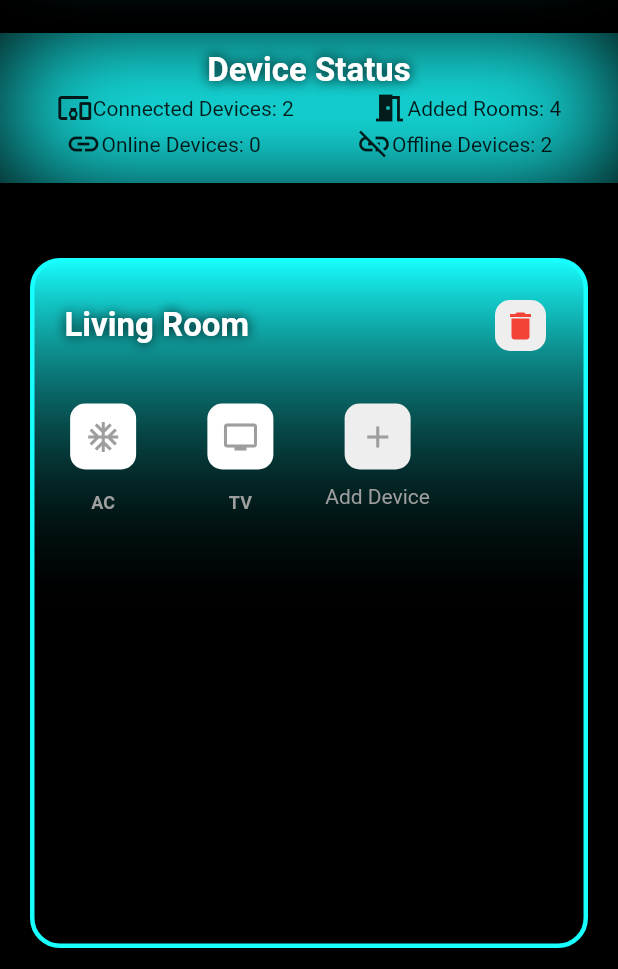
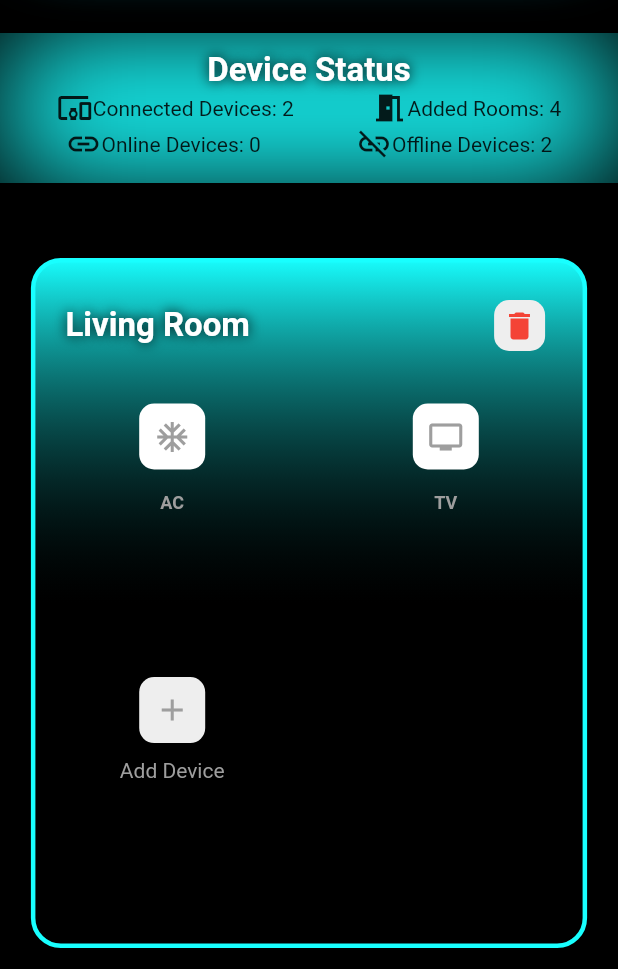
Before and after one commit to develonursahin/neon_apps_academy, a Flutter app: the screen it shows after launch, on a phone screen of 412 x 824 dp, the part 267-1236 px from its top. Run offline on Flutter 3.47's test engine with Material 2 defaults, Android fonts, the phone set to English and light mode, and no system bars; drawn by our look-alikes of carousel_slider; our stand-ins replace charts_flutter, flutter_rating_bar, image_picker, shared_preferences; missing offline and left inert: flutter_shake_animated.

Commit message:
fix: Responsive

```diff
--- a/3- Layout Widgets/Future Tech Challenge/future_tech_app/lib/main.dart
+++ b/3- Layout Widgets/Future Tech Challenge/future_tech_app/lib/main.dart
@@ -12,7 +12,7 @@ void main() {
       buttonTheme: ButtonThemeData(buttonColor: Colors.cyanAccent[700]),
       primaryColor: Colors.cyanAccent[700],
       secondaryHeaderColor: Colors.cyanAccent[700],
-      colorScheme: ColorScheme.dark().copyWith(
+      colorScheme: const ColorScheme.dark().copyWith(
         background: Colors.black,
       ),
     ),
@@ -132,20 +132,21 @@ class _FutureTechAppState extends State<FutureTechApp> {
     return MaterialApp(
       home: Scaffold(
         body: Container(
+          color: Colors.black,
           height: MediaQuery.of(context).size.height,
-          color: Colors.black,
           child: SingleChildScrollView(
             child: Column(
               crossAxisAlignment: CrossAxisAlignment.stretch,
               children: [
-                Logo(),
-                SizedBox(height: 50),
+                const Logo(),
+                const SizedBox(height: 50),
                 DeviceStatus(
                   connectedDevices: connectedDevices,
                   addedRooms: addedRooms,
                   onlineDevices: onlineDevices,
-                    offlineDevices: offlineDevices),
-                SizedBox(height: 30),
+                  offlineDevices: offlineDevices,
+                ),
+                const SizedBox(height: 30),
                 CarouselSlider.builder(
                   itemCount: rooms.length + 1,
                   itemBuilder:
@@ -162,10 +163,10 @@ class _FutureTechAppState extends State<FutureTechApp> {
                               style: BorderStyle.solid,
                               width: 3,
                             ),
-                            borderRadius: BorderRadius.all(
+                            borderRadius: const BorderRadius.all(
                               Radius.circular(20),
                             ),
-                            gradient: LinearGradient(
+                            gradient: const LinearGradient(
                               begin: Alignment.bottomCenter,
                               end: Alignment.topCenter,
                               colors: [
@@ -175,8 +176,8 @@ class _FutureTechAppState extends State<FutureTechApp> {
                               ],
                             ),
                           ),
-                          margin: EdgeInsets.all(20),
-                          child: Center(
+                          margin: const EdgeInsets.all(20),
+                          child: const Center(
                             child: Row(
                               mainAxisAlignment: MainAxisAlignment.center,
                               children: [
@@ -199,17 +200,22 @@ class _FutureTechAppState extends State<FutureTechApp> {
                       );
                     }
                     Room room = rooms[index];
+                    return LayoutBuilder(
+                      builder:
+                          (BuildContext context, BoxConstraints constraints) {
                         return Container(
+                          width: constraints.maxWidth *
+                              0.9, // Adjust the width as needed
                           decoration: BoxDecoration(
                             border: Border.all(
                               color: Colors.cyanAccent,
                               style: BorderStyle.solid,
                               width: 3,
                             ),
-                        borderRadius: BorderRadius.all(
+                            borderRadius: const BorderRadius.all(
                               Radius.circular(20),
                             ),
-                        gradient: LinearGradient(
+                            gradient: const LinearGradient(
                               begin: Alignment.bottomCenter,
                               end: Alignment.topCenter,
                               colors: [
@@ -219,17 +225,18 @@ class _FutureTechAppState extends State<FutureTechApp> {
                               ],
                             ),
                           ),
-                      margin: EdgeInsets.all(20),
+                          margin: const EdgeInsets.all(20),
                           child: Column(
                             children: [
                               Padding(
                                 padding: const EdgeInsets.all(20.0),
                                 child: Row(
-                              mainAxisAlignment: MainAxisAlignment.spaceBetween,
+                                  mainAxisAlignment:
+                                      MainAxisAlignment.spaceBetween,
                                   children: [
                                     Text(
                                       room.roomName!,
-                                  style: TextStyle(
+                                      style: const TextStyle(
                                         color: Colors.white,
                                         fontSize: 22,
                                         fontWeight: FontWeight.bold,
@@ -245,22 +252,19 @@ class _FutureTechAppState extends State<FutureTechApp> {
                                       onTap: () {
                                         _showDeleteRoomDialog(room);
                                       },
-                                  child: CustomDeleteButton(),
+                                      child: const CustomDeleteButton(),
                                     ),
                                   ],
                                 ),
                               ),
-                          LayoutBuilder(
-                            builder: (BuildContext context,
-                                BoxConstraints constraints) {
-                              return Container(
-                                child: GridView.builder(
+                              GridView.builder(
                                 shrinkWrap: true,
-                                  physics: NeverScrollableScrollPhysics(),
+                                physics: const NeverScrollableScrollPhysics(),
                                 itemCount: room.devices!.length + 1,
                                 gridDelegate:
                                     SliverGridDelegateWithFixedCrossAxisCount(
-                                    crossAxisCount: 4,
+                                  crossAxisCount: constraints.maxWidth ~/
+                                      150, // Adjust the size as needed
                                 ),
                                 itemBuilder:
                                     (BuildContext context, int deviceIndex) {
@@ -272,19 +276,19 @@ class _FutureTechAppState extends State<FutureTechApp> {
                                       child: Column(
                                         children: [
                                           Container(
-                                              margin: EdgeInsets.all(10),
-                                              padding: EdgeInsets.all(10),
+                                            margin: const EdgeInsets.all(10),
+                                            padding: const EdgeInsets.all(10),
                                             decoration: BoxDecoration(
                                               color: Colors.grey[200],
                                               borderRadius:
                                                   BorderRadius.circular(10),
                                             ),
-                                              child: Icon(
+                                            child: const Icon(
                                               Icons.add,
                                               color: Colors.grey,
                                             ),
                                           ),
-                                            Text(
+                                          const Text(
                                             "Add Device",
                                             style:
                                                 TextStyle(color: Colors.grey),
@@ -308,7 +312,7 @@ class _FutureTechAppState extends State<FutureTechApp> {
                                     child: Column(
                                       children: [
                                         DeviceButtons(device: device),
-                                          SizedBox(height: 5),
+                                        const SizedBox(height: 5),
                                         Text(
                                           device.deviceName!,
                                           style: TextStyle(
@@ -324,11 +328,10 @@ class _FutureTechAppState extends State<FutureTechApp> {
                                   );
                                 },
                               ),
+                            ],
+                          ),
                         );
                       },
-                          ),
-                        ],
-                      ),
                     );
                   },
                   options: CarouselOptions(
@@ -353,7 +356,7 @@ class _FutureTechAppState extends State<FutureTechApp> {
       builder: (BuildContext context) {
         String newRoomName = '';
         return AlertDialog(
-          title: Text('Add Room'),
+          title: const Text('Add Room'),
           content: TextField(
             onChanged: (value) {
               newRoomName = value;
@@ -367,7 +370,7 @@ class _FutureTechAppState extends State<FutureTechApp> {
                 });
                 Navigator.of(context).pop();
               },
-              child: Text('Add'),
+              child: const Text('Add'),
             ),
           ],
         );
@@ -384,7 +387,7 @@ class _FutureTechAppState extends State<FutureTechApp> {
         return StatefulBuilder(
           builder: (context, setState) {
             return AlertDialog(
-              title: Text('Add Device'),
+              title: const Text('Add Device'),
               content: SingleChildScrollView(
                 child: Column(
                   children: defaultDevices.map((deviceName) {
@@ -405,7 +408,7 @@ class _FutureTechAppState extends State<FutureTechApp> {
                             getDeviceIcon(deviceName),
                             color: Colors.cyanAccent[700],
                           ),
-                          SizedBox(width: 10),
+                          const SizedBox(width: 10),
                           Text(deviceName),
                         ],
                       ),
@@ -427,7 +430,7 @@ class _FutureTechAppState extends State<FutureTechApp> {
                     });
                     Navigator.of(context).pop();
                   },
-                  child: Text('Add'),
+                  child: const Text('Add'),
                 ),
               ],
             );
@@ -444,8 +447,8 @@ class _FutureTechAppState extends State<FutureTechApp> {
       context: context,
       builder: (BuildContext context) {
         return AlertDialog(
-          title: Text('Delete Room'),
-          content: Text('Are you sure you want to delete this room?'),
+          title: const Text('Delete Room'),
+          content: const Text('Are you sure you want to delete this room?'),
           actions: [
             ElevatedButton(
               onPressed: () {
@@ -454,7 +457,7 @@ class _FutureTechAppState extends State<FutureTechApp> {
                 });
                 Navigator.of(context).pop();
               },
-              child: Text('Delete'),
+              child: const Text('Delete'),
             ),
           ],
         );
@@ -467,8 +470,8 @@ class _FutureTechAppState extends State<FutureTechApp> {
       context: context,
       builder: (BuildContext context) {
         return AlertDialog(
-          title: Text('Delete Device'),
-          content: Text('Are you sure you want to delete this device?'),
+          title: const Text('Delete Device'),
+          content: const Text('Are you sure you want to delete this device?'),
           actions: [
             ElevatedButton(
               onPressed: () {
@@ -477,7 +480,7 @@ class _FutureTechAppState extends State<FutureTechApp> {
                 });
                 Navigator.of(context).pop();
               },
-              child: Text('Delete'),
+              child: const Text('Delete'),
             ),
           ],
         );
--- a/3- Layout Widgets/Future Tech Challenge/future_tech_app/lib/widgets/custom_delete_button_widget.dart
+++ b/3- Layout Widgets/Future Tech Challenge/future_tech_app/lib/widgets/custom_delete_button_widget.dart
@@ -10,13 +10,13 @@ class CustomDeleteButton extends StatelessWidget {
     return Column(
       children: [
         Container(
-          margin: EdgeInsets.all(5),
-          padding: EdgeInsets.all(5),
+          margin: const EdgeInsets.all(5),
+          padding: const EdgeInsets.all(5),
           decoration: BoxDecoration(
             color: Colors.grey[200],
             borderRadius: BorderRadius.circular(10),
           ),
-          child: Icon(
+          child: const Icon(
             Icons.delete,
             color: Colors.red,
           ),
--- a/3- Layout Widgets/Future Tech Challenge/future_tech_app/lib/widgets/device_buttons_widget.dart
+++ b/3- Layout Widgets/Future Tech Challenge/future_tech_app/lib/widgets/device_buttons_widget.dart
@@ -12,8 +12,8 @@ class DeviceButtons extends StatelessWidget {
   @override
   Widget build(BuildContext context) {
     return Container(
-      margin: EdgeInsets.all(10),
-      padding: EdgeInsets.all(10),
+      margin: const EdgeInsets.all(10),
+      padding: const EdgeInsets.all(10),
       decoration: BoxDecoration(
         color: device.deviceStatus! ? Colors.cyanAccent.shade700 : Colors.white,
         borderRadius: BorderRadius.circular(10),
@@ -25,7 +25,7 @@ class DeviceButtons extends StatelessWidget {
             blurStyle: BlurStyle.normal,
             spreadRadius: 1,
             blurRadius: 15,
-            offset: Offset(0, 3),
+            offset: const Offset(0, 3),
           ),
         ],
       ),
--- a/3- Layout Widgets/Future Tech Challenge/future_tech_app/lib/widgets/device_status_widget.dart
+++ b/3- Layout Widgets/Future Tech Challenge/future_tech_app/lib/widgets/device_status_widget.dart
@@ -19,7 +19,7 @@ class DeviceStatus extends StatelessWidget {
     return Container(
       alignment: Alignment.topCenter,
       height: 100,
-      decoration: BoxDecoration(
+      decoration: const BoxDecoration(
         boxShadow: [
           BoxShadow(
             color: Colors.cyanAccent,
@@ -33,7 +33,7 @@ class DeviceStatus extends StatelessWidget {
         padding: const EdgeInsets.all(12.0),
         child: Column(
           children: [
-            Text(
+            const Text(
               "Device Status",
               style: TextStyle(
                 color: Colors.white,
@@ -52,13 +52,13 @@ class DeviceStatus extends StatelessWidget {
               children: [
                 Row(
                   children: [
-                    Icon(Icons.devices_other),
+                    const Icon(Icons.devices_other),
                     Text("Connected Devices: $connectedDevices"),
                   ],
                 ),
                 Row(
                   children: [
-                    Icon(Icons.meeting_room),
+                    const Icon(Icons.meeting_room),
                     Text("Added Rooms: $addedRooms"),
                   ],
                 ),
@@ -69,13 +69,13 @@ class DeviceStatus extends StatelessWidget {
               children: [
                 Row(
                   children: [
-                    Icon(Icons.link),
+                    const Icon(Icons.link),
                     Text("Online Devices: $onlineDevices"),
                   ],
                 ),
                 Row(
                   children: [
-                    Icon(Icons.link_off),
+                    const Icon(Icons.link_off),
                     Text("Offline Devices: $offlineDevices"),
                   ],
                 ),
--- a/3- Layout Widgets/Future Tech Challenge/future_tech_app/lib/widgets/logo_widget.dart
+++ b/3- Layout Widgets/Future Tech Challenge/future_tech_app/lib/widgets/logo_widget.dart
@@ -10,7 +10,6 @@ class Logo extends StatelessWidget {
     return Container(
       width: 400,
       height: 150,
-      child: Image.asset("assets/images/logo.png"),
       decoration: BoxDecoration(
         boxShadow: [
           BoxShadow(
@@ -19,8 +18,9 @@ class Logo extends StatelessWidget {
             blurRadius: 30,
           ),
         ],
-        borderRadius: BorderRadius.vertical(bottom: Radius.circular(50)),
+        borderRadius: const BorderRadius.vertical(bottom: Radius.circular(50)),
       ),
+      child: Image.asset("assets/images/logo.png"),
     );
   }
 }
```
Also changed, not shown: 1 other file. Lines whose indentation alone changed are shown as unchanged.
